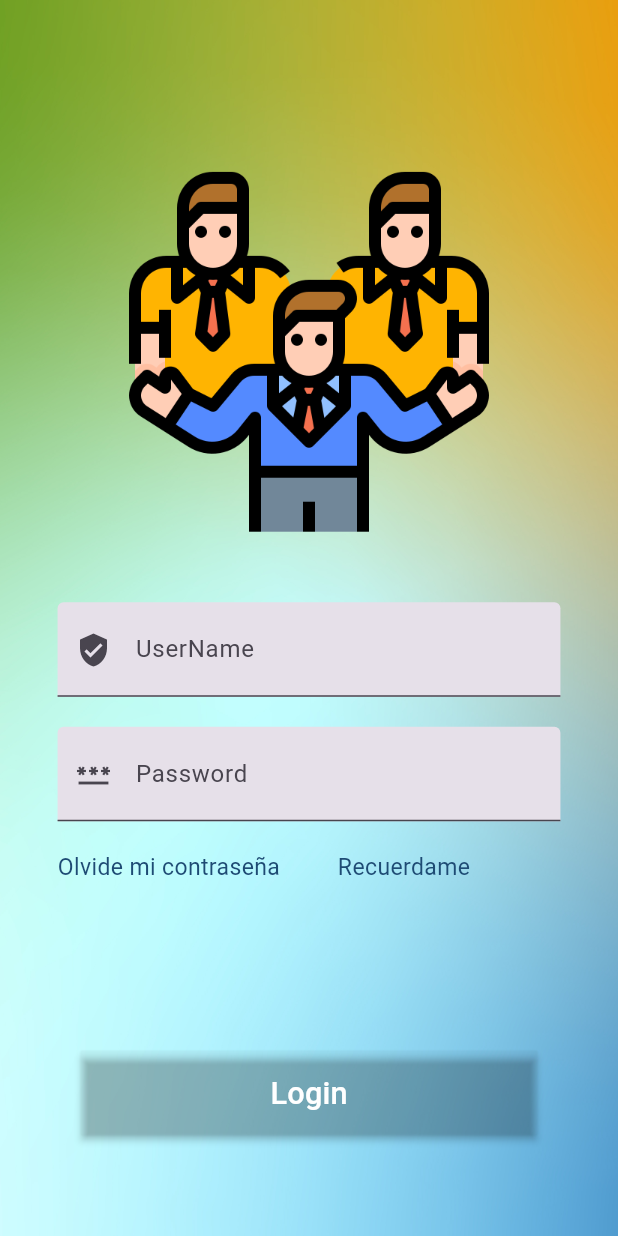
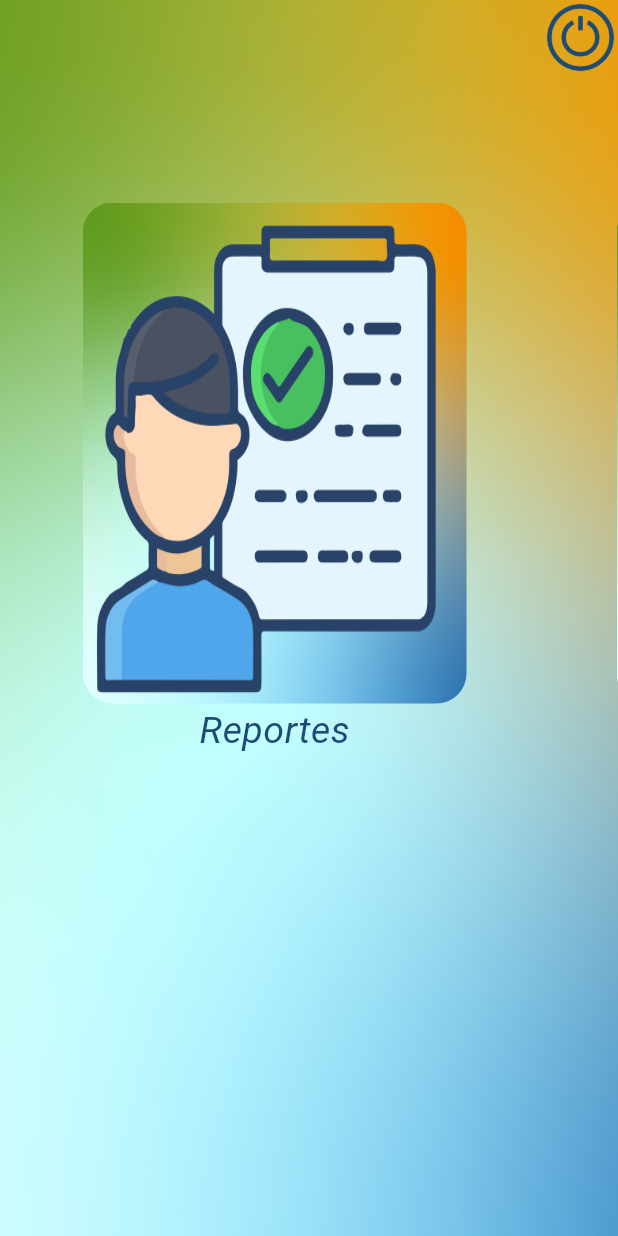
Before and after one commit to John-99F/GestorHorasExtras, a Flutter app: the screen it shows after launch, after a tap on "Login", on a phone screen of 412 x 824 dp. Run offline on Flutter 3.47's test engine with Material 3 defaults, Android fonts, the phone set to English and light mode, and no system bars; our stand-ins replace flutter_riverpod, flutter_screenutil, go_router, riverpod_annotation; generated files the repository leaves out were written again.

Commit message:
feature/home se crea la vista home

```diff
--- /dev/null
+++ b/lib/core/enum/home_button_enum.dart
@@ -0,0 +1,30 @@
+import 'package:gestor_horas_extras/core/enum/profile_enum.dart';
+import 'package:gestor_horas_extras/core/utils/constants.dart';
+
+enum HomeButtonEnum {
+  report(
+    title: Constants.reportTitle,
+    pathImage: "assets/images/icon_reportes.png",
+    userActive: [ProfileEnum.admin, ProfileEnum.dev, ProfileEnum.supervisor],
+  ),
+  statistics(
+    title: Constants.statisticsTitle,
+    pathImage: "assets/images/icon_estadisticas.png",
+    userActive: [ProfileEnum.admin, ProfileEnum.dev, ProfileEnum.supervisor],
+  ),
+  support(
+    title: Constants.supportTitle,
+    pathImage: "assets/images/icon_soporte.png",
+    userActive: [ProfileEnum.admin, ProfileEnum.dev, ProfileEnum.supervisor],
+  );
+
+  final String title;
+  final String pathImage;
+  final List<ProfileEnum> userActive;
+
+  const HomeButtonEnum({
+    required this.title,
+    required this.pathImage,
+    required this.userActive,
+  });
+}
--- /dev/null
+++ b/lib/core/enum/profile_enum.dart
@@ -0,0 +1,3 @@
+enum ProfileEnum {
+  admin, supervisor, dev
+}
--- /dev/null
+++ b/lib/core/utils/constants.dart
@@ -0,0 +1,5 @@
+class Constants {
+  static const String reportTitle = "Reportes";
+  static const String statisticsTitle = "Estadisticas";
+  static const String supportTitle = "Soporte";
+}
--- /dev/null
+++ b/lib/core_ui/colors/color_constants.dart
@@ -0,0 +1,3 @@
+class ColorConstants {
+  static const int subTextColor = 0xFF1E4B74;
+}
--- /dev/null
+++ b/lib/core_ui/images/images_constants.dart
@@ -0,0 +1,4 @@
+class ImagesConstants {
+    static const String backgroundImage = "assets/images/background.jpg" ;
+    static const String logoutIcon = "assets/images/icon_cerrar_sesion.png" ;
+}
--- /dev/null
+++ b/lib/core_ui/widgets/shared/custom_app_bar.dart
@@ -0,0 +1,30 @@
+import 'package:flutter/material.dart';
+import 'package:flutter/widgets.dart';
+import 'package:flutter_screenutil/flutter_screenutil.dart';
+import 'package:gestor_horas_extras/core_ui/colors/color_constants.dart';
+import 'package:gestor_horas_extras/core_ui/images/images_constants.dart';
+
+class CustomAppBar extends StatelessWidget {
+  const CustomAppBar({super.key});
+
+  @override
+  Widget build(BuildContext context) {
+    return SizedBox(
+      width: 1700.w,
+      height: 50,
+      child: _buildBodyAppBar(),
+    );
+  }
+
+  _buildBodyAppBar() {
+    return Container(
+      decoration: const BoxDecoration(color: Colors.transparent),
+      child: Row(
+        mainAxisAlignment: MainAxisAlignment.end,
+        children: [
+          Image.asset(ImagesConstants.logoutIcon, color: const Color(ColorConstants.subTextColor),),
+        ],
+      ),
+    );
+  }
+}
--- /dev/null
+++ b/lib/core_ui/widgets/shared/custom_background.dart
@@ -0,0 +1,18 @@
+import 'package:flutter/material.dart';
+import 'package:gestor_horas_extras/core_ui/images/images_constants.dart';
+
+class CustomBackground extends StatelessWidget {
+  const CustomBackground({super.key});
+
+  @override
+  Widget build(BuildContext context) {
+    return Container(
+      decoration: const BoxDecoration(
+        image: DecorationImage(
+          image: AssetImage(ImagesConstants.backgroundImage),
+          fit: BoxFit.cover,
+        ),
+      ),
+    );
+  }
+}
--- /dev/null
+++ b/lib/core_ui/widgets/shared/custom_card_button.dart
@@ -0,0 +1,61 @@
+import 'package:flutter/material.dart';
+import 'package:flutter_screenutil/flutter_screenutil.dart';
+import 'package:gestor_horas_extras/core/enum/home_button_enum.dart';
+import 'package:gestor_horas_extras/core/utils/platform_utils.dart';
+import 'package:gestor_horas_extras/core_ui/colors/color_constants.dart';
+import 'package:gestor_horas_extras/core_ui/images/images_constants.dart';
+
+class CustomCardButton extends StatelessWidget {
+  final HomeButtonEnum homeButtonEnum;
+  final VoidCallback? onTap;
+
+  const CustomCardButton({
+    super.key,
+    required this.homeButtonEnum,
+    required this.onTap,
+  });
+
+  @override
+  Widget build(BuildContext context) {
+    return Container(
+      padding: const EdgeInsets.all(50),
+      child: Column(
+        children: [
+          _buildCard(),
+          _buildTitle(),
+        ],
+      ),
+    );
+  }
+
+  _buildCard() {
+    return GestureDetector(
+      onTap: () => onTap!.call(),
+      child: Container(
+        decoration:  BoxDecoration(
+          image: const DecorationImage(
+            image: AssetImage(ImagesConstants.backgroundImage),
+            fit: BoxFit.cover,
+          ),
+          borderRadius: BorderRadius.circular(20),
+        ),
+        child: Image.asset(
+          homeButtonEnum.pathImage,
+          width: PlatformUtils.isAndroid() ? 100.w : 600.w,
+          height: PlatformUtils.isAndroid() ? 30.h : 500.h,
+          fit: BoxFit.fill,
+        ),
+      ),
+    );
+  }
+
+  _buildTitle() {
+    return Text(
+      homeButtonEnum.title,
+      style: const TextStyle(
+          color: Color(ColorConstants.subTextColor),
+          fontSize: 25,
+          fontStyle: FontStyle.italic),
+    );
+  }
+}
--- /dev/null
+++ b/lib/core_ui/widgets/shared/widgets.dart
@@ -0,0 +1,4 @@
+export 'package:gestor_horas_extras/core_ui/widgets/shared/custom_button.dart';
+export 'package:gestor_horas_extras/core_ui/widgets/shared/custom_fields.dart';
+export 'package:gestor_horas_extras/core_ui/widgets/shared/custom_card_button.dart';
+export 'package:gestor_horas_extras/core_ui/widgets/shared/custom_background.dart';
--- a/lib/core_ui/widgets/widgets.dart
+++ /dev/null
@@ -1 +0,0 @@
-export '';
--- a/lib/feature/auth/login/presentation/screen/login_screen.dart
+++ b/lib/feature/auth/login/presentation/screen/login_screen.dart
@@ -1,34 +1,29 @@
+import 'package:flutter/material.dart';
+import 'package:flutter_riverpod/flutter_riverpod.dart';
+import 'package:gestor_horas_extras/core/utils/platform_utils.dart';
+import 'package:flutter_screenutil/flutter_screenutil.dart';
+import 'package:gestor_horas_extras/core_ui/colors/color_constants.dart';
+import 'package:gestor_horas_extras/core_ui/widgets/shared/widgets.dart';
+
+import 'package:gestor_horas_extras/feature/principal/presentation/screen/home_screen.dart';
+import 'package:gestor_horas_extras/navigation/navigations_routers_provider.dart';
 
 
-import 'package:flutter/material.dart';
-import 'package:gestor_horas_extras/core/utils/platform_utils.dart';
-import 'package:gestor_horas_extras/core_ui/widgets/custom_button.dart';
-import 'package:gestor_horas_extras/core_ui/widgets/custom_fields.dart';
-import 'package:flutter_screenutil/flutter_screenutil.dart';
-
-
-class LoginScreen extends StatelessWidget {
+class LoginScreen extends ConsumerWidget {
   static const String name = 'LoginScreen';
   static const String link = '/$name';
 
   const LoginScreen({super.key});
 
   @override
-  Widget build(BuildContext context) {
+  Widget build(BuildContext context, WidgetRef ref) {
     return Scaffold(
       body: SafeArea(
         child: Stack(
           children: [
-            Container(
-              decoration: const BoxDecoration(
-                image: DecorationImage(
-                  image: AssetImage("assets/images/background.jpg" ),
-                  fit: BoxFit.cover,
-                ),
-              ),
-            ),
+            const CustomBackground(),
             Center(
-              child: _buildBody(),
+              child: _buildBody(ref),
             ),
           ],
         ),
@@ -36,7 +31,7 @@ class LoginScreen extends StatelessWidget {
     );
   }
 
-  _buildBody() {
+  _buildBody(WidgetRef ref) {
     return SingleChildScrollView(
       child: Column(
         children: [
@@ -45,7 +40,7 @@ class LoginScreen extends StatelessWidget {
           _buildFormLogin(),
           _buildOptionPassword(),
           SizedBox(height: PlatformUtils.isAndroid()  ? 10.h : 80.h),
-          _buildButtonLogin(),
+          _buildButtonLogin(ref),
         ],
       ),
     );
@@ -66,6 +61,7 @@ class LoginScreen extends StatelessWidget {
           labelText: "UserName",
           icon: const Icon(Icons.verified_user),
           valueFields: (text) {
+
             print("User Fields: $text");
           },
         ),
@@ -96,7 +92,7 @@ class LoginScreen extends StatelessWidget {
         child: Text(
           "Olvide mi contraseña",
           style: TextStyle(
-            color:const Color(0xFF1E4B74),
+            color:const Color(ColorConstants.subTextColor),
             fontSize: PlatformUtils.isAndroid()  ? 6.sp : 30.sp
           ),
         ),
@@ -109,20 +105,21 @@ class LoginScreen extends StatelessWidget {
       child: Text(
         "Recuerdame",
         style: TextStyle(
-          color:const Color(0xFF1E4B74),
+          color:const Color(ColorConstants.subTextColor),
            fontSize: PlatformUtils.isAndroid()  ? 6.sp : 30.sp
         ),
       ),
     );
   }
 
-  _buildButtonLogin() {
+  _buildButtonLogin(WidgetRef ref) {
+    final navigation = ref.watch(navigationRoutersProvider);
     return CustomButton(
       buttonName: "Login",
       backgroundColor: const Color(0x001E4B74),
       colorTextButton: Colors.white,
       onTap: () {
-        print("OnTap...");
+        navigation.pushReplacement(HomeScreen.link);
       },
     );
   }
--- /dev/null
+++ b/lib/feature/principal/presentation/provider/home_provider.dart
@@ -0,0 +1,3 @@
+
+import 'package:gestor_horas_extras/core/enum/home_button_enum.dart';
+import 'package:riverpod_annotation/riverpod_annotation.dart';
--- /dev/null
+++ b/lib/feature/principal/presentation/screen/home_screen.dart
@@ -0,0 +1,66 @@
+import 'package:flutter/material.dart';
+import 'package:flutter_riverpod/flutter_riverpod.dart';
+import 'package:flutter_screenutil/flutter_screenutil.dart';
+import 'package:gestor_horas_extras/core/enum/home_button_enum.dart';
+import 'package:gestor_horas_extras/core_ui/widgets/shared/custom_app_bar.dart';
+import 'package:gestor_horas_extras/core_ui/widgets/shared/widgets.dart';
+
+class HomeScreen extends ConsumerWidget {
+  static const String name = "HomeScreen";
+  static const String link = "/$name";
+
+  const HomeScreen({
+    super.key,
+  });
+
+  @override
+  Widget build(BuildContext context, WidgetRef ref) {
+    return Scaffold(
+      // Extender el cuerpo detrás de la AppBar
+      body: SafeArea(
+        child: Stack(
+          children: [
+            const CustomBackground(),
+            Center(
+              child: _buildBody(),
+            ),
+          ],
+        ),
+      ),
+    );
+  }
+
+  _buildBody() {
+    return SingleChildScrollView(
+      child: Column(
+        children: [
+          const CustomAppBar(),
+          const SizedBox(height: 35),
+          _buildMainMenu(),
+        ],
+      ),
+    );
+  }
+
+  _buildMainMenu() {
+    return Center(
+      child: SizedBox(
+        height: 900.h,
+        child: ListView.builder(
+          padding: EdgeInsets.only(left: 2.w),
+          scrollDirection: Axis.horizontal,
+          itemCount: HomeButtonEnum.values.length,
+          itemBuilder: (context, index) {
+            return CustomCardButton(
+              homeButtonEnum: HomeButtonEnum.values.elementAt(index),
+              onTap: () {
+                print(
+                    "On Tap in button: ${HomeButtonEnum.values.elementAt(index)}");
+              },
+            );
+          },
+        ),
+      ),
+    );
+  }
+}
--- a/lib/navigation/navigations_routers_provider.dart
+++ b/lib/navigation/navigations_routers_provider.dart
@@ -1,4 +1,5 @@
 import 'package:gestor_horas_extras/feature/auth/login/presentation/screen/login_screen.dart';
+import 'package:gestor_horas_extras/feature/principal/presentation/screen/home_screen.dart';
 import 'package:gestor_horas_extras/navigation/nav_keys.dart';
 import 'package:go_router/go_router.dart';
 import 'package:riverpod_annotation/riverpod_annotation.dart';
@@ -17,6 +18,11 @@ GoRouter navigationRouters(NavigationRoutersRef ref) {
         name: LoginScreen.name,
         builder: (context, state) => const LoginScreen(),
       ),
+      GoRoute(
+        path: HomeScreen.link,
+        name: HomeScreen.name,
+        builder: (context, state) => const HomeScreen(),
+      )
     ],
   );
 }
```
Also changed, not shown: assets/images/icon_cerrar_sesion.png (added), assets/images/icon_estadisticas.png (added), assets/images/icon_reportes.png (added), assets/images/icon_soporte.png (added), lib/core_ui/widgets/shared/custom_button.dart (renamed from lib/core_ui/widgets/custom_button.dart), lib/core_ui/widgets/shared/custom_fields.dart (renamed from lib/core_ui/widgets/custom_fields.dart), lib/navigation/navigations_routers_provider.g.dart.
